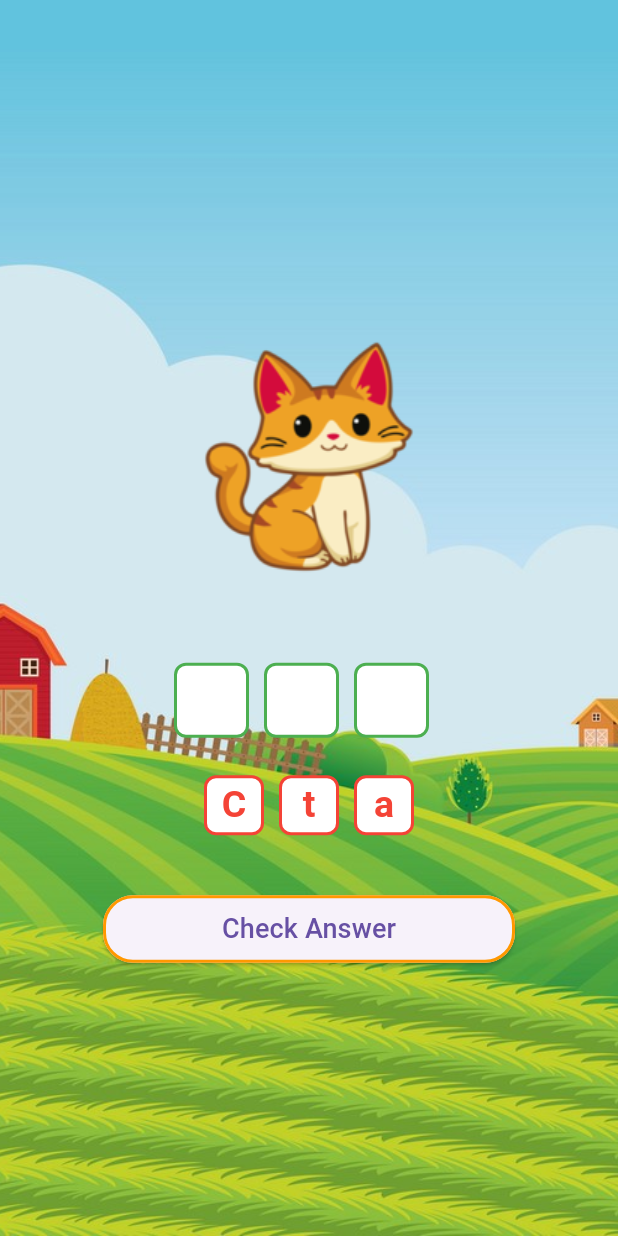
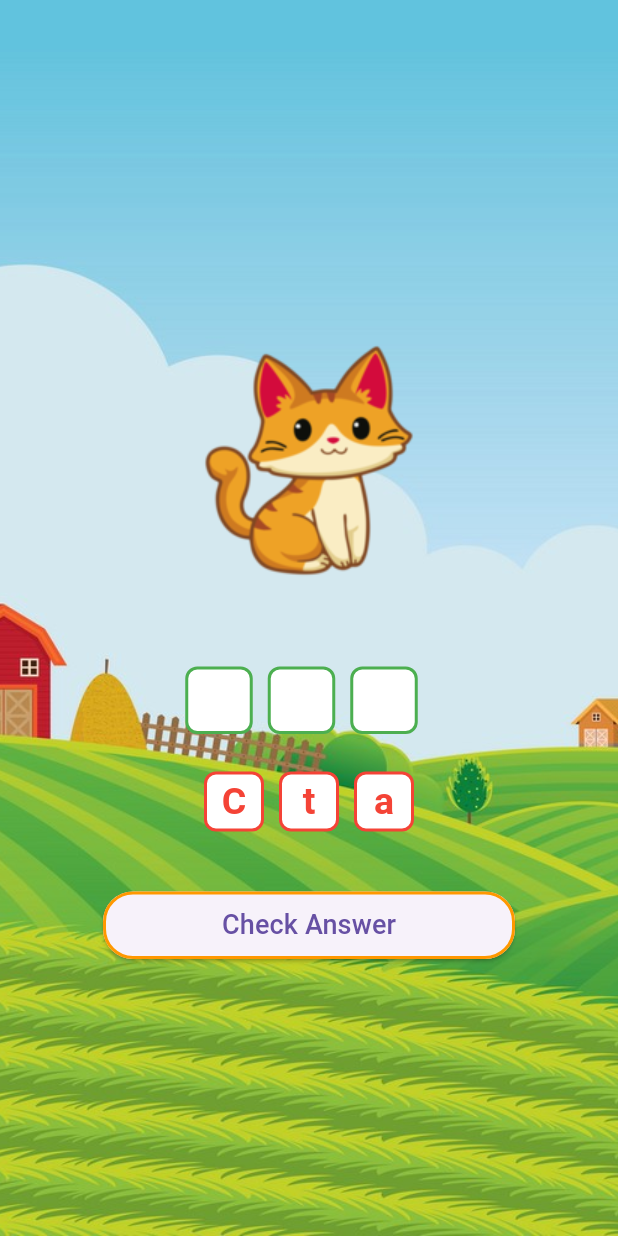
Before and after one commit to Hadjimamas/kids_game, a Flutter app: the screen it shows after launch, on a phone screen of 412 x 824 dp. Run offline on Flutter 3.47's test engine with Material 2 defaults, Android fonts, the light colour scheme and no system bars; our stand-ins replace assets_audio_player.

```diff
--- a/lib/game_page.dart
+++ b/lib/game_page.dart
@@ -206,8 +206,8 @@ class AlphabetPuzzleState extends State<AlphabetPuzzle>
                       return Row(
                         children: [
                           Container(
-                            height: 50,
-                            width: 50,
+                            height: 45,
+                            width: 45,
                             decoration: BoxDecoration(
                               color: Colors.white,
                               borderRadius: BorderRadius.circular(8),
@@ -222,7 +222,7 @@ class AlphabetPuzzleState extends State<AlphabetPuzzle>
                                   : userAnswers[index],
                               textAlign: TextAlign.center,
                               style: const TextStyle(
-                                  fontSize: 35,
+                                  fontSize: 30,
                                   color: Colors.green,
                                   fontWeight: FontWeight.bold),
                             ),
```
